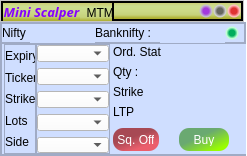
Old version of the form main.ui in the repository Tapanhaz/MiniScalper_UI.
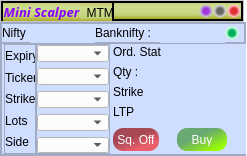
New version of the form.

What changed in the file:
```diff
--- a/main.ui
+++ b/main.ui
@@ -825,7 +825,7 @@
            <widget class="QFrame" name="frame_18">
             <property name="minimumSize">
              <size>
-              <width>0</width>
+              <width>70</width>
               <height>0</height>
              </size>
             </property>
@@ -875,10 +875,21 @@
               <rect>
                <x>1</x>
                <y>40</y>
-               <width>47</width>
+               <width>65</width>
                <height>16</height>
               </rect>
              </property>
+             <property name="minimumSize">
+              <size>
+               <width>65</width>
+               <height>0</height>
+              </size>
+             </property>
+             <property name="font">
+              <font>
+               <pointsize>8</pointsize>
+              </font>
+             </property>
              <property name="styleSheet">
               <string notr="true">background:transparent;</string>
              </property>
@@ -891,7 +902,7 @@
               <rect>
                <x>1</x>
                <y>60</y>
-               <width>47</width>
+               <width>61</width>
                <height>16</height>
               </rect>
              </property>
```
Left out of the diff: 5 changed lines with no effect on the pictures.
